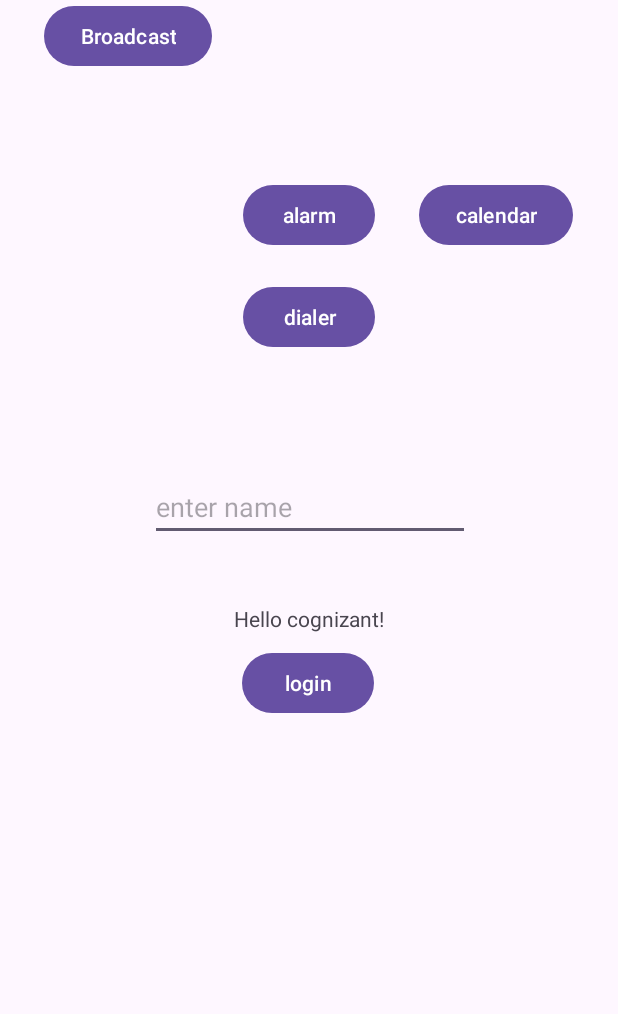
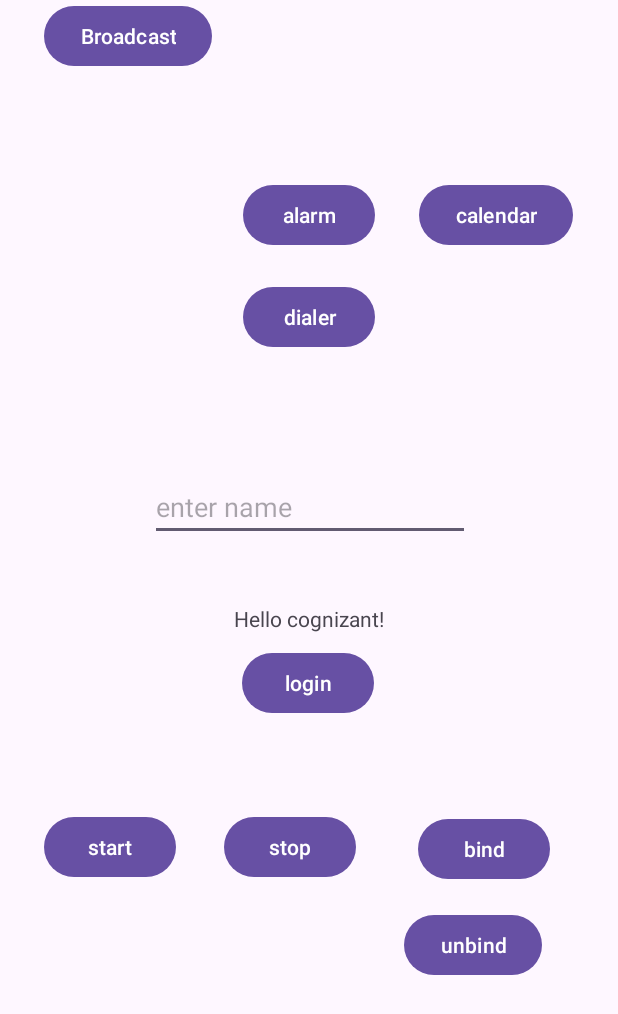
Before and after one commit to igoracad/Academy, an Android app: the screen it shows after launch (MainActivity), on a phone screen of 412 x 824 dp. Shown: the top 1014 px of the screen. Run offline under Robolectric (Android 15) with nearby library versions, the phone set to English and light mode, and no system bars; 3 statements that could not run were skipped.

Commit message:
services

```diff
--- a/app/build.gradle.kts
+++ b/app/build.gradle.kts
@@ -4,6 +4,11 @@ plugins {
 }
 
 android {
+
+    buildFeatures {
+        viewBinding = true
+    }
+
     namespace = "com.example.academyday2"
     compileSdk = 34
 
--- a/app/src/main/java/com/example/academyday2/MainActivity.kt
+++ b/app/src/main/java/com/example/academyday2/MainActivity.kt
@@ -2,9 +2,12 @@ package com.example.academyday2
 
 import android.content.ComponentName
 import android.content.Intent
+import android.content.ServiceConnection
 import android.net.Uri
 import android.os.Bundle
+import android.os.IBinder
 import android.provider.AlarmClock
+import android.util.Log
 import android.view.View
 import android.widget.EditText
 import android.widget.TextView
@@ -12,8 +15,15 @@ import androidx.activity.enableEdgeToEdge
 import androidx.appcompat.app.AppCompatActivity
 import androidx.core.view.ViewCompat
 import androidx.core.view.WindowInsetsCompat
+import com.example.academyday2.databinding.ActivityMainBinding
 
 class MainActivity : AppCompatActivity() {
+
+    lateinit var binding: ActivityMainBinding
+
+
+    var TAG = MainActivity::class.java.simpleName
+
     override fun onCreate(savedInstanceState: Bundle?) {
         super.onCreate(savedInstanceState)
         enableEdgeToEdge()
@@ -29,6 +39,42 @@ class MainActivity : AppCompatActivity() {
         val testIntent = Intent("com.example.academyday2.TEST_ACTION")
         testIntent.putExtra(Intent.EXTRA_PHONE_NUMBER, "1234567890")
         sendBroadcast(testIntent)
+    }
+
+    override fun onStart() {
+        super.onStart()
+        var serviceIntent = Intent(this,MyService::class.java);
+
+        binding.btnStart.setOnClickListener {
+            //start a service
+            serviceIntent.putExtra("url","imageurl.com")
+            startService(serviceIntent)
+        }
+
+        binding.btnStop.setOnClickListener { stopService(serviceIntent) }
+
+        binding.btnBind.setOnClickListener{
+            bindService(serviceIntent,mConnection, BIND_AUTO_CREATE)
+        }
+    }
+
+    val mConnection = object : ServiceConnection {
+        override fun onServiceConnected(name: ComponentName?, localBinder: IBinder?) {
+            //var myService = MyService()
+            val binder = localBinder as MyService.LocalBinder
+            var myService =   binder.getMyService()
+            var soccerScore = myService.latestScore()
+            Log.i(TAG,"score is--"+soccerScore)
+            var sum = myService.add(10,20)
+
+            Log.i(TAG,"sum is--"+sum)
+
+        }
+
+        override fun onServiceDisconnected(name: ComponentName?) {
+            Log.i(TAG,"service disconnected --")
+
+        }
     }
 
     fun clickHandler(view: View) {
--- a/app/src/main/res/layout/activity_main.xml
+++ b/app/src/main/res/layout/activity_main.xml
@@ -86,4 +86,45 @@
         app:layout_constraintStart_toStartOf="parent"
         tools:layout_editor_absoluteY="73dp" />
 
+    <Button
+        android:id="@+id/btnStart"
+        android:layout_width="wrap_content"
+        android:layout_height="wrap_content"
+        android:layout_marginStart="29dp"
+        android:text="start"
+        app:layout_constraintBaseline_toBaselineOf="@+id/btnStop"
+        app:layout_constraintStart_toStartOf="parent" />
+
+    <Button
+        android:id="@+id/btnStop"
+        android:layout_width="wrap_content"
+        android:layout_height="wrap_content"
+        android:layout_marginStart="32dp"
+        android:layout_marginTop="61dp"
+        android:text="stop"
+        app:layout_constraintStart_toEndOf="@+id/btnStart"
+        app:layout_constraintTop_toBottomOf="@+id/btnLogin" />
+
+    <Button
+        android:id="@+id/btnBind"
+        android:layout_width="wrap_content"
+        android:layout_height="wrap_content"
+        android:layout_marginStart="41dp"
+        android:layout_marginTop="1dp"
+        android:layout_marginEnd="45dp"
+        android:text="bind"
+        app:layout_constraintEnd_toEndOf="parent"
+        app:layout_constraintStart_toEndOf="@+id/btnStop"
+        app:layout_constraintTop_toTopOf="@+id/btnStop" />
+
+    <Button
+        android:id="@+id/btnUnbind"
+        android:layout_width="wrap_content"
+        android:layout_height="wrap_content"
+        android:layout_marginTop="16dp"
+        android:layout_marginEnd="5dp"
+        android:text="unbind"
+        app:layout_constraintEnd_toEndOf="@+id/btnBind"
+        app:layout_constraintTop_toBottomOf="@+id/btnBind" />
+
 </androidx.constraintlayout.widget.ConstraintLayout>
```
Also changed, not shown: app/src/main/AndroidManifest.xml (+8 -3 lines), app/src/main/java/com/example/academyday2/MyService.java (added, +61 -0 lines), 1 other file.
